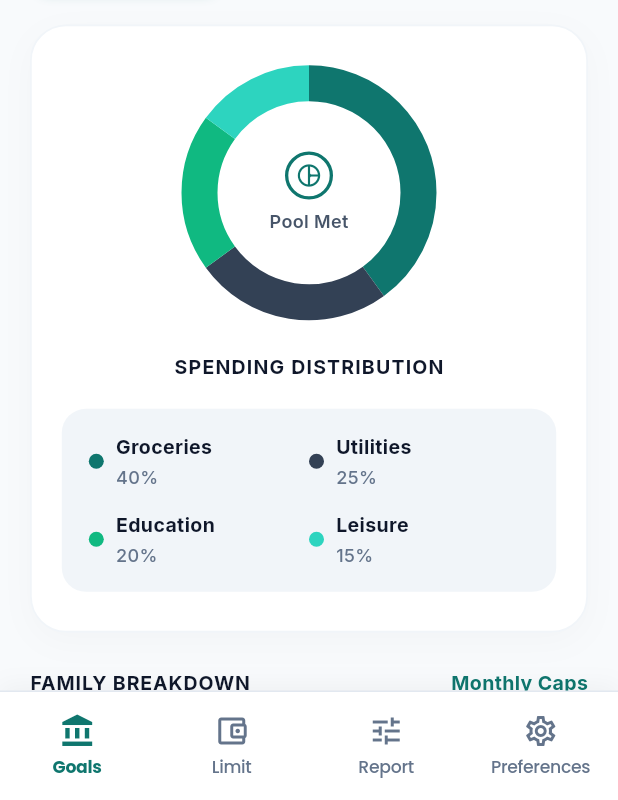
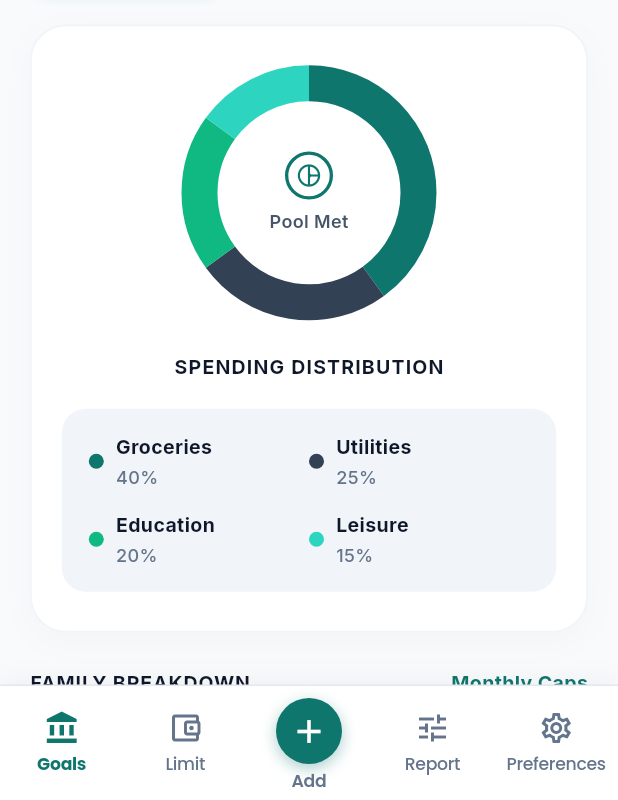
Before and after one commit to justtnikiyaa/family_budget_app, a Flutter app: the MainNavigationScreen screen opened directly with empty values, on a phone screen of 412 x 824 dp, the part 436-1236 px from its top. Run offline on Flutter 3.47's test engine with Material 3 defaults, Android fonts, the phone set to English and light mode, and no system bars; our stand-ins replace cloud_firestore, firebase_auth, firebase_core, google_fonts; accounts and stored records are empty; network calls fail.

Commit message:
fix(navigation): restore prominent center Add action button in bottom navigation bar

```diff
--- a/lib/screens/main_navigation.dart
+++ b/lib/screens/main_navigation.dart
@@ -1,6 +1,7 @@
 import 'package:flutter/material.dart';
 import '../models/user_model.dart';
 import '../services/auth_service.dart';
+import '../widgets/quick_add_bottom_sheet.dart';
 import 'dashboard/dashboard_screen.dart';
 import 'limits_bills/limits_bills_screen.dart';
 import 'limits_bills/reports_screen.dart';
@@ -39,13 +40,13 @@ class _MainNavigationScreenState extends State<MainNavigationScreen> {
             index: _currentIndex,
             children: screens,
           ),
-          bottomNavigationBar: _buildCustomBottomNavBar(context),
+          bottomNavigationBar: _buildCustomBottomNavBar(context, activeUser),
         );
       },
     );
   }
 
-  Widget _buildCustomBottomNavBar(BuildContext context) {
+  Widget _buildCustomBottomNavBar(BuildContext context, UserModel activeUser) {
     final bottomPadding = MediaQuery.of(context).padding.bottom;
 
     return Container(
@@ -73,12 +74,12 @@ class _MainNavigationScreenState extends State<MainNavigationScreen> {
         top: false,
         bottom: false,
         child: SizedBox(
-          height: 56,
+          height: 60,
           child: Row(
             mainAxisAlignment: MainAxisAlignment.spaceAround,
             crossAxisAlignment: CrossAxisAlignment.center,
             children: [
-              // 1. Goals
+              // 1. Goals (Dashboard Overview)
               _buildNavItem(
                 icon: Icons.account_balance,
                 label: 'Goals',
@@ -94,7 +95,10 @@ class _MainNavigationScreenState extends State<MainNavigationScreen> {
                 onTap: () => setState(() => _currentIndex = 1),
               ),
 
-              // 3. Report
+              // 3. Center Add Action Button
+              _buildCenterAddButton(context, activeUser),
+
+              // 4. Report
               _buildNavItem(
                 icon: Icons.tune,
                 label: 'Report',
@@ -102,7 +106,7 @@ class _MainNavigationScreenState extends State<MainNavigationScreen> {
                 onTap: () => setState(() => _currentIndex = 2),
               ),
 
-              // 4. Preferences
+              // 5. Preferences
               _buildNavItem(
                 icon: Icons.settings_outlined,
                 label: 'Preferences',
@@ -157,4 +161,50 @@ class _MainNavigationScreenState extends State<MainNavigationScreen> {
       ),
     );
   }
+
+  Widget _buildCenterAddButton(BuildContext context, UserModel activeUser) {
+    return Expanded(
+      child: InkWell(
+        onTap: () => QuickAddBottomSheet.show(context, activeUser),
+        splashColor: Colors.transparent,
+        highlightColor: Colors.transparent,
+        child: Column(
+          mainAxisSize: MainAxisSize.min,
+          mainAxisAlignment: MainAxisAlignment.center,
+          children: [
+            Container(
+              width: 44,
+              height: 44,
+              decoration: BoxDecoration(
+                color: const Color(0xFF0F766E),
+                shape: BoxShape.circle,
+                boxShadow: [
+                  BoxShadow(
+                    color: const Color(0xFF0F766E).withValues(alpha: 0.35),
+                    blurRadius: 8,
+                    offset: const Offset(0, 3),
+                  ),
+                ],
+              ),
+              child: const Icon(
+                Icons.add,
+                color: Colors.white,
+                size: 26,
+              ),
+            ),
+            const SizedBox(height: 3),
+            const Text(
+              'Add',
+              style: TextStyle(
+                color: Color(0xFF64748B),
+                fontSize: 11.5,
+                fontWeight: FontWeight.w600,
+                letterSpacing: -0.2,
+              ),
+            ),
+          ],
+        ),
+      ),
+    );
+  }
 }
```
